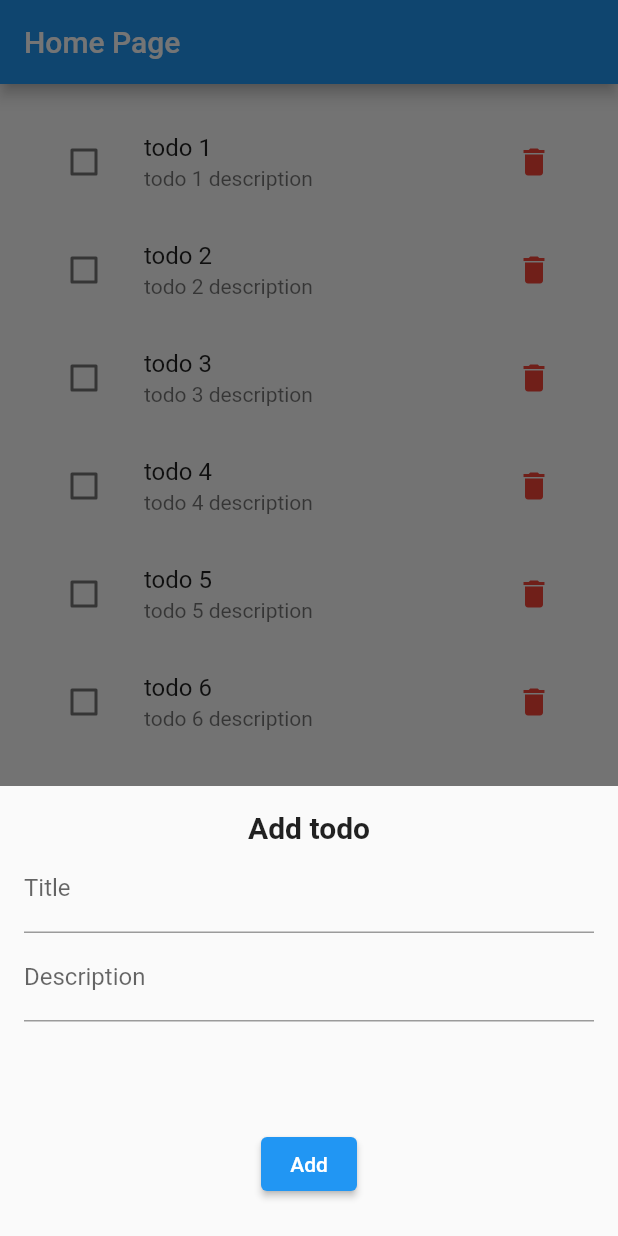
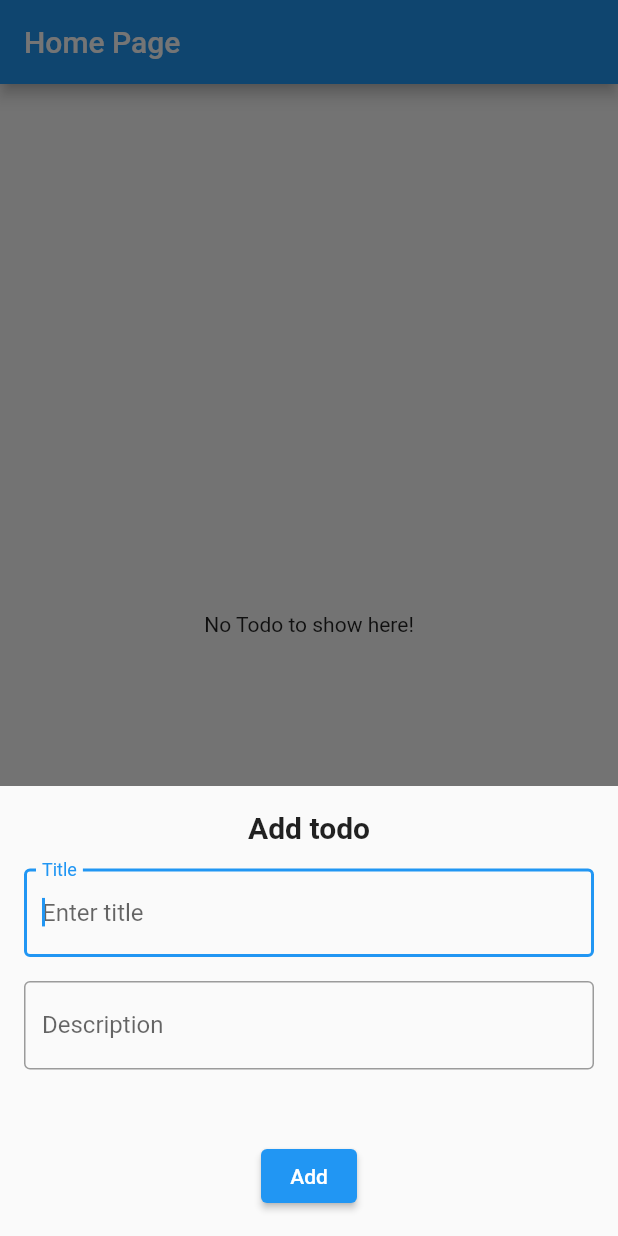
Before and after one commit to SanjayDevTech/flutter_todo, a Flutter app: the screen it shows after launch, after a tap on "Add Todo", on a phone screen of 412 x 824 dp. Run offline on Flutter 3.47's test engine with Material 2 defaults, Android fonts, the phone set to English and light mode, and no system bars; our stand-ins replace bloc, equatable, floor, flutter_bloc, sqflite; accounts and stored records are empty; generated files the repository leaves out were written again.

```diff
--- a/lib/bloc/todo_bloc.dart
+++ b/lib/bloc/todo_bloc.dart
@@ -8,14 +8,14 @@ part 'todo_event.dart';
 part 'todo_state.dart';
 
 class TodoBloc extends Bloc<TodoEvent, TodoState> {
-  TodoBloc(this._repository) : super(TodoInitial(_repository.todosStream)) {
+  TodoBloc(this._repository) : super(TodoInitial(_repository.fetchTodos())) {
     on<TodoEvent>((event, emit) {
       if (event is TodoAdd) {
         _repository.addTodo(event.todo);
       } else if (event is TodoRemove) {
-        _repository.removeTodoById(event.id);
+        _repository.removeTodoById(event.todo);
       } else if (event is TodoComplete) {
-        _repository.completeTodoById(event.id);
+        _repository.completeTodoById(event.todo);
       }
     });
   }
--- a/lib/bloc/todo_event.dart
+++ b/lib/bloc/todo_event.dart
@@ -17,19 +17,19 @@ class TodoAdd extends TodoEvent {
 }
 
 class TodoRemove extends TodoEvent {
-  final String id;
+  final Todo todo;
 
-  const TodoRemove(this.id);
+  const TodoRemove(this.todo);
 
   @override
-  List<Object> get props => [id];
+  List<Object> get props => [todo];
 }
 
 class TodoComplete extends TodoEvent {
-  final String id;
+  final Todo todo;
 
-  const TodoComplete(this.id);
+  const TodoComplete(this.todo);
 
   @override
-  List<Object> get props => [id];
+  List<Object> get props => [todo];
 }
--- /dev/null
+++ b/lib/data/convertor.dart
@@ -0,0 +1,24 @@
+import 'package:flutter_todo/data/local/entities.dart';
+
+import 'models.dart';
+
+extension TodoConvertor on Todo {
+  TodoEntity get entity {
+    return TodoEntity(id, title, description, completed);
+  }
+}
+
+extension TodoEntityConvertor on TodoEntity {
+  Todo get model {
+    return Todo(id: id, title: title, description: description, completed: completed);
+  }
+
+  Map<String, dynamic> get map {
+    return {
+      "id": id,
+      "title": title,
+      "description": description,
+      "completed": completed ? 1 : 0,
+    };
+  }
+}
--- a/lib/data/data_provider.dart
+++ /dev/null
@@ -1,47 +0,0 @@
-import 'dart:convert';
-
-import 'package:flutter/services.dart';
-
-import 'models.dart';
-
-class DataProvider {
-  List<Todo>? _todosList;
-
-  List<Todo> get todosList => _todosList!;
-
-
-  Future<void> init() async {
-    var jsonString = await rootBundle.loadString('assets/data/todos.json');
-    _todosList =
-        (jsonDecode(jsonString) as List).map((e) => Todo.fromJson(e)).toList();
-  }
-
-  Future<List<Todo>> getTodos() async {
-    if (_todosList == null) {
-      await init();
-    }
-    return todosList;
-  }
-
-  Future<void> removeTodo(String id) async {
-    todosList.removeWhere((element) => element.id == id);
-  }
-
-  Future<void> addTodo(Todo todo) async {
-    todosList.add(todo);
-  }
-
-  Future<void> completeTodo(String id) async {
-    _todosList = todosList.map((e) {
-      if (e.id == id) {
-        return Todo(
-          id: e.id,
-          title: e.title,
-          description: e.description,
-          completed: !e.completed,
-        );
-      }
-      return e;
-    }).toList();
-  }
-}
--- /dev/null
+++ b/lib/data/local/dao.dart
@@ -0,0 +1,19 @@
+
+import 'package:floor/floor.dart';
+import 'package:flutter_todo/data/local/entities.dart';
+
+@dao
+abstract class TodoDao {
+
+  @Query('SELECT * FROM TodoEntity')
+  Stream<List<TodoEntity>> getAllTodos();
+
+  @delete
+  Future<void> deleteTodo(TodoEntity todoEntity);
+
+  @update
+  Future<void> updateTodo(TodoEntity todoEntity);
+
+  @insert
+  Future<void> insertTodo(TodoEntity todoEntity);
+}
--- /dev/null
+++ b/lib/data/local/data_inherited.dart
@@ -0,0 +1,22 @@
+import 'package:flutter/material.dart';
+import 'package:flutter_bloc/flutter_bloc.dart';
+import 'package:flutter_todo/data/local/dao.dart';
+
+class DataInherited extends InheritedWidget {
+  final TodoDao todoDao;
+
+  const DataInherited({super.key, required this.todoDao, required super.child});
+
+  static DataInherited of(BuildContext context) {
+    final dataInherited =  (context.dependOnInheritedWidgetOfExactType<DataInherited>());
+    if (dataInherited == null) {
+      throw Exception("DataInherited is not found in the hierarchy");
+    }
+    return dataInherited;
+  }
+
+  @override
+  bool updateShouldNotify(covariant DataInherited oldWidget) {
+    return false;
+  }
+}
--- /dev/null
+++ b/lib/data/local/entities.dart
@@ -0,0 +1,14 @@
+import 'package:floor/floor.dart';
+
+@entity
+class TodoEntity {
+
+  @primaryKey
+  final String id;
+
+  final String title;
+  final String description;
+  final bool completed;
+
+  TodoEntity(this.id, this.title, this.description, this.completed);
+}
--- a/lib/data/models.dart
+++ b/lib/data/models.dart
@@ -13,6 +13,15 @@ class Todo extends Equatable {
     required this.completed,
   });
 
+  Todo copyWith({String? title, String? description, bool? completed}) {
+    return Todo(
+      id: id,
+      title: title ?? this.title,
+      description: description ?? this.description,
+      completed: completed ?? this.completed,
+    );
+  }
+
   @override
   List<Object?> get props => [id, title, description, completed];
 
--- a/lib/data/repository.dart
+++ b/lib/data/repository.dart
@@ -1,36 +1,30 @@
 import 'dart:async';
 
-import 'data_provider.dart';
+import 'package:flutter_todo/data/local/entities.dart';
+
+import 'local/dao.dart';
+import 'convertor.dart';
 import 'models.dart';
 
 class Repository {
-  final DataProvider _dataProvider;
-  final StreamController<List<Todo>> _todosStreamController =
-      StreamController();
+  late TodoDao _todoDao;
 
-  Repository(this._dataProvider) {
-     fetchTodos();
-  }
+  Repository(this._todoDao);
 
-  Stream<List<Todo>> get todosStream => _todosStreamController.stream;
-
-  Future<void> fetchTodos() async {
-    var todos = await _dataProvider.getTodos();
-    _todosStreamController.add(todos);
+  Stream<List<Todo>> fetchTodos() {
+    return _todoDao.getAllTodos().map((event) => event.map((e) => e.model).toList());
   }
 
   Future<void> addTodo(Todo todo) async {
-    await _dataProvider.addTodo(todo);
-    await fetchTodos();
+    return await _todoDao.insertTodo(todo.entity);
   }
 
-  Future<void> removeTodoById(String id) async {
-    await _dataProvider.removeTodo(id);
-    await fetchTodos();
+  Future<void> removeTodoById(Todo todo) async {
+    return await _todoDao.deleteTodo(todo.entity);
   }
 
-  Future<void> completeTodoById(String id) async {
-    await _dataProvider.completeTodo(id);
-    await fetchTodos();
+  Future<void> completeTodoById(Todo todo) async {
+    final updatedTodo = todo.copyWith(completed: !todo.completed);
+    return await _todoDao.updateTodo(updatedTodo.entity);
   }
 }
--- a/lib/main.dart
+++ b/lib/main.dart
@@ -1,8 +1,32 @@
+import 'package:floor/floor.dart';
 import "package:flutter/material.dart";
+import 'package:flutter_todo/data/convertor.dart';
+import 'package:flutter_todo/data/local/app_database.dart';
+import 'package:flutter_todo/data/local/data_inherited.dart';
 
 import 'package:flutter_todo/screens/home/main.dart';
+import 'package:flutter_todo/utils.dart';
 
-void main() => runApp(const MyApp());
+import 'data/local/entities.dart';
+
+void main() async {
+  WidgetsFlutterBinding.ensureInitialized();
+
+  final database =
+      await $FloorAppDatabase
+        .databaseBuilder('todo_database.db')
+        .addCallback(Callback(
+          onCreate: (db, version) {
+            db.insert("TodoEntity", TodoEntity(generateId(), "Hello", "Hello World", false).map);
+          }
+        ))
+        .build();
+
+  runApp(DataInherited(
+    todoDao: database.todoDao,
+    child: const MyApp(),
+  ));
+}
 
 class MyApp extends StatelessWidget {
   const MyApp({super.key});
--- a/lib/screens/home/bloc_consumer.dart
+++ b/lib/screens/home/bloc_consumer.dart
@@ -1,20 +1,18 @@
 import 'package:flutter/material.dart';
 import 'package:flutter_bloc/flutter_bloc.dart';
 import 'package:flutter_todo/bloc/todo_bloc.dart';
-import 'package:flutter_todo/data/data_provider.dart';
+import 'package:flutter_todo/data/local/data_inherited.dart';
 import 'package:flutter_todo/data/repository.dart';
 import 'package:flutter_todo/utils.dart';
 
 import 'data.dart';
 
-final dataProvider = DataProvider();
-
 class HomeBlocConsumer extends StatelessWidget {
-  HomeBlocConsumer({super.key});
-  final bloc = TodoBloc(Repository(dataProvider));
+  const HomeBlocConsumer({super.key});
 
   @override
   Widget build(BuildContext context) {
+    final bloc = TodoBloc(Repository(DataInherited.of(context).todoDao));
     return Padding(
       padding: const EdgeInsets.all(16.0),
       child: BlocConsumer<TodoBloc, TodoState>(
@@ -42,11 +40,11 @@ class HomeBlocConsumer extends StatelessWidget {
                       addTodo: (todo) {
                         bloc.add(TodoAdd(todo));
                       },
-                        removeTodo: (id) {
-                          bloc.add(TodoRemove(id));
+                      removeTodo: (todo) {
+                        bloc.add(TodoRemove(todo));
                       },
-                        completeTodo: (id) {
-                          bloc.add(TodoComplete(id));
+                      completeTodo: (todo) {
+                        bloc.add(TodoComplete(todo));
                       },
                       nextId: () {
                         return generateId();
@@ -58,10 +56,11 @@ class HomeBlocConsumer extends StatelessWidget {
                 return Text('State: ${snapshot.connectionState}');
               }
             },
-              stream: state.todosStream);
+            stream: state.todosStream,
+          );
         },
         listener: (blocContext, state) {
-          // context.read<TodoBloc>()
+
         },
       ),
     );
--- a/lib/screens/home/bottom_sheet.dart
+++ b/lib/screens/home/bottom_sheet.dart
@@ -1,29 +1,51 @@
 import 'package:flutter/material.dart';
 
 class TodoAddBottomSheet extends StatelessWidget {
-  TodoAddBottomSheet({super.key});
+  const TodoAddBottomSheet({super.key, required this.titleController, required this.descriptionController});
 
-  final TextEditingController _titleController = TextEditingController();
-  final TextEditingController _descriptionController = TextEditingController();
+  final TextEditingController titleController;
+  final TextEditingController descriptionController;
 
   @override
   Widget build(BuildContext context) {
-    return Container(
+    return AnimatedPadding(
+      padding: MediaQuery.of(context).viewInsets,
+      // padding: const EdgeInsets.all(16.0),
+      duration: const Duration(milliseconds: 100),
+      curve: Curves.decelerate,
+      child: Container(
         height: 300,
-      padding: const EdgeInsets.all(16.0),
+        padding: const EdgeInsets.all(8.0),
         child: Column(
           children: [
-          const Text("Add todo", style: TextStyle(fontWeight: FontWeight.bold, fontSize: 20),),
-          TextFormField(
-            controller: _titleController,
+            const Padding(
+              padding: EdgeInsets.all(8.0),
+              child: Text(
+                "Add todo",
+                style: TextStyle(fontWeight: FontWeight.bold, fontSize: 20),
+              ),
+            ),
+            Padding(
+              padding: const EdgeInsets.all(8.0),
+              child: TextFormField(
+                autofocus: true,
+                controller: titleController,
                 decoration: const InputDecoration(
                   labelText: "Title",
+                  hintText: 'Enter title',
+                  border: OutlineInputBorder(),
                 ),
               ),
-          TextFormField(
-            controller: _descriptionController,
+            ),
+            Padding(
+              padding: const EdgeInsets.all(8.0),
+              child: TextFormField(
+                controller: descriptionController,
                 decoration: const InputDecoration(
                   labelText: "Description",
+                  hintText: 'Enter description',
+                  border: OutlineInputBorder(),
+                ),
               ),
             ),
             const Spacer(),
@@ -31,13 +53,14 @@ class TodoAddBottomSheet extends StatelessWidget {
               padding: const EdgeInsets.all(8.0),
               child: ElevatedButton(
                 onPressed: () {
-                Navigator.pop(context, {"title": _titleController.text, "description": _descriptionController.text});
+                  Navigator.pop(context, true);
                 },
                 child: const Text("Add"),
               ),
             ),
           ],
         ),
+      ),
     );
   }
 }
--- a/lib/screens/home/data.dart
+++ b/lib/screens/home/data.dart
@@ -1,5 +1,7 @@
 import 'package:flutter/material.dart';
+import 'package:flutter_todo/data/local/data_inherited.dart';
 import 'package:flutter_todo/data/models.dart';
+import 'package:flutter_todo/data/repository.dart';
 import 'bottom_sheet.dart';
 import 'todo_item.dart';
 
@@ -13,13 +15,14 @@ class HomeData extends StatelessWidget {
       required this.nextId});
 
   final List<Todo> todos;
-  final Function(String) removeTodo;
-  final Function(String) completeTodo;
+  final Function(Todo) removeTodo;
+  final Function(Todo) completeTodo;
   final Function(Todo) addTodo;
   final String Function() nextId;
 
   @override
   Widget build(BuildContext context) {
+    final repository = Repository(DataInherited.of(context).todoDao);
     return Column(
       children: [
         Flexible(
@@ -36,10 +39,10 @@ class HomeData extends StatelessWidget {
                       key: ValueKey(todo.id),
                       todo: todo,
                       onRemove: () {
-                        removeTodo(todo.id);
+                        removeTodo(todo);
                       },
                       onComplete: () {
-                        completeTodo(todo.id);
+                        completeTodo(todo);
                       },
                     );
                   },
@@ -49,18 +52,26 @@ class HomeData extends StatelessWidget {
           flex: 0,
           child: ElevatedButton(
             onPressed: () async {
-              var data = await showModalBottomSheet<Map<String, String>>(
+              final titleTextController = TextEditingController();
+              final descriptionTextController = TextEditingController();
+              var data = await showModalBottomSheet<bool>(
+                isScrollControlled: true,
                 context: context,
-                builder: (_) => TodoAddBottomSheet(),
+                builder: (_) {
+                  return TodoAddBottomSheet(
+                    titleController: titleTextController,
+                    descriptionController: descriptionTextController,
+                  );
+                },
               );
-              if (data != null) {
+              if (data == true) {
                 var todo = Todo(
                   id: nextId(),
-                  title: data["title"]!,
-                  description: data["description"]!,
+                  title: titleTextController.text,
+                  description: descriptionTextController.text,
                   completed: false,
                 );
-                addTodo(todo);
+                repository.addTodo(todo);
               }
             },
             child: const Text("Add Todo"),
--- a/lib/screens/home/main.dart
+++ b/lib/screens/home/main.dart
@@ -11,7 +11,9 @@ class HomePage extends StatelessWidget {
       appBar: AppBar(
         title: const Text("Home Page"),
       ),
-      body: SafeArea(child: HomeBlocConsumer()),
+      body: const SafeArea(
+        child: HomeBlocConsumer(),
+      ),
     );
   }
 }
```
Also changed, not shown: lib/data/local/app_database.dart (added, +14 -0 lines), pubspec.yaml (+5 -72 lines), lib/data/local/app_database.g.dart (added), pubspec.lock, 1 other file. Lines whose indentation alone changed are shown as unchanged.
